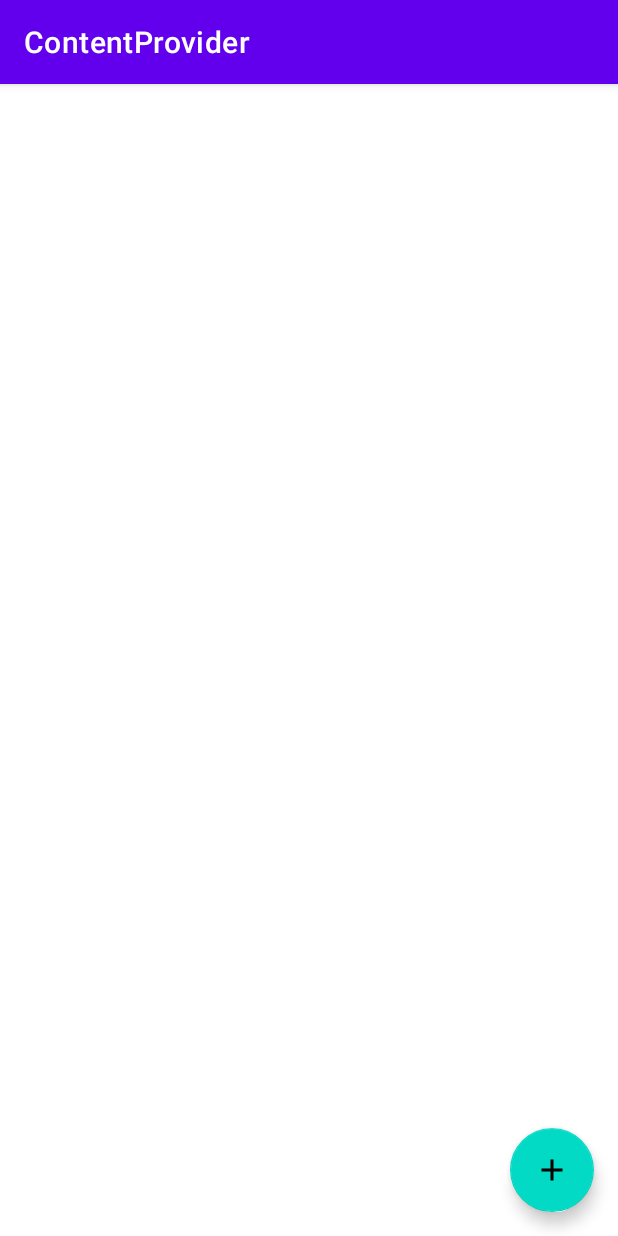
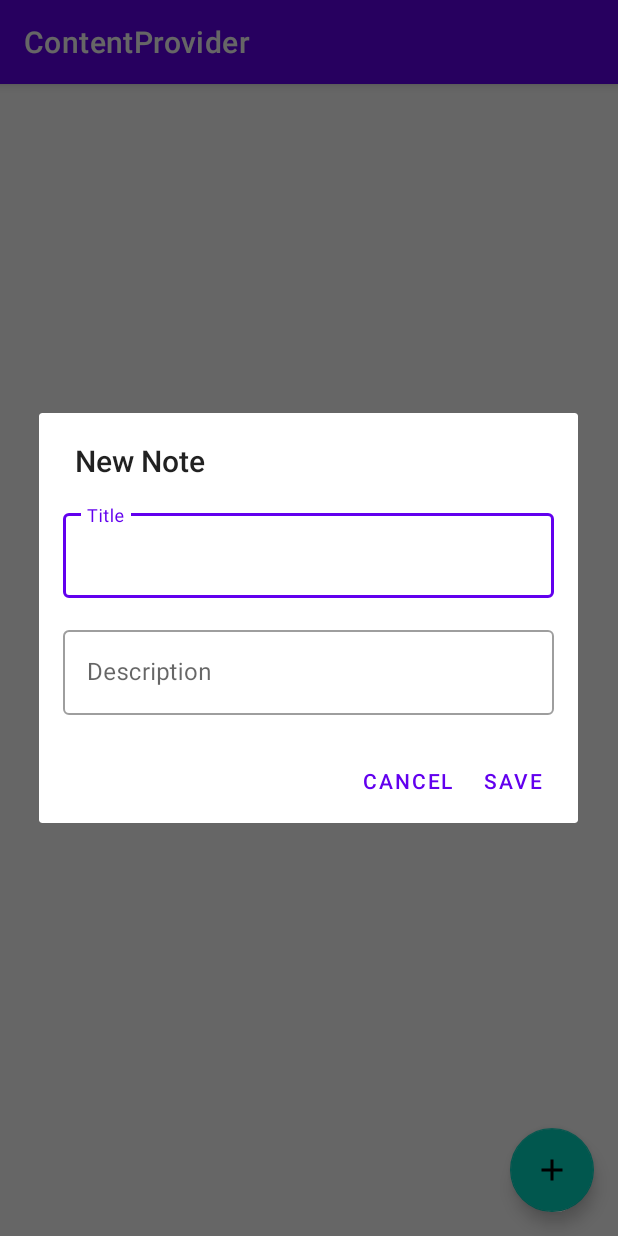
Before and after one commit to maylc/dio-android-bootcamp-contentprovider, an Android app: the screen it shows after launch (MainActivity), after a tap on an icon or button, on a phone screen of 412 x 824 dp. Run offline under Robolectric (Android 15) with nearby library versions, the phone set to English and light mode, and no system bars.

Commit message:
Create details fragment.

```diff
--- a/ContentProvider/app/src/main/java/io/github/maylcf/contentprovider/MainActivity.kt
+++ b/ContentProvider/app/src/main/java/io/github/maylcf/contentprovider/MainActivity.kt
@@ -1,7 +1,9 @@
 package io.github.maylcf.contentprovider
 
 import android.database.Cursor
+import android.net.Uri
 import android.os.Bundle
+import android.provider.BaseColumns._ID
 import androidx.appcompat.app.AppCompatActivity
 import androidx.loader.app.LoaderManager
 import androidx.loader.content.CursorLoader
@@ -9,6 +11,7 @@ import androidx.loader.content.Loader
 import androidx.recyclerview.widget.LinearLayoutManager
 import androidx.recyclerview.widget.RecyclerView
 import com.google.android.material.floatingactionbutton.FloatingActionButton
+import io.github.maylcf.contentprovider.adapter.NoteClickListener
 import io.github.maylcf.contentprovider.adapter.NotesAdapter
 import io.github.maylcf.contentprovider.database.NotesDatabaseHelper.Companion.TITLE_NOTES
 import io.github.maylcf.contentprovider.database.NotesProvider.Companion.URI_NOTES
@@ -25,15 +28,29 @@ class MainActivity : AppCompatActivity(), LoaderManager.LoaderCallbacks<Cursor>
 
         notesAdd = findViewById(R.id.notes_add)
         notesAdd.setOnClickListener {
-            //TODO: Implement
+            NotesDetailFragment().show(supportFragmentManager, "dialog")
         }
 
-        adapter = NotesAdapter()
+        adapter = NotesAdapter(object : NoteClickListener {
+            override fun onNoteItemClicked(cursor: Cursor) {
+                val id = cursor.getLong(cursor.getColumnIndex(_ID))
+                val fragment = NotesDetailFragment.newInstance(id)
+                fragment.show(supportFragmentManager, "dialog")
+            }
+
+            override fun onRemoveNoteClicked(cursor: Cursor?) {
+                val id = cursor?.getLong(cursor.getColumnIndex(_ID))
+                contentResolver.delete(Uri.withAppendedPath(URI_NOTES, id.toString()), null, null)
+            }
+        })
+
         adapter.setHasStableIds(true)
 
         notesRecyclerView = findViewById(R.id.notes_recycler)
         notesRecyclerView.layoutManager = LinearLayoutManager(this)
         notesRecyclerView.adapter = adapter
+
+        LoaderManager.getInstance(this).initLoader(0, null, this)
     }
 
     // LoaderManager.LoaderCallbacks<Cursor>
@@ -43,11 +60,11 @@ class MainActivity : AppCompatActivity(), LoaderManager.LoaderCallbacks<Cursor>
 
     override fun onLoadFinished(loader: Loader<Cursor>, data: Cursor?) {
         if (data != null) {
-
+            adapter.setCursor(data)
         }
     }
 
     override fun onLoaderReset(loader: Loader<Cursor>) {
-        TODO("Not yet implemented")
+        adapter.setCursor(null)
     }
 }
--- /dev/null
+++ b/ContentProvider/app/src/main/java/io/github/maylcf/contentprovider/NotesDetailFragment.kt
@@ -0,0 +1,78 @@
+package io.github.maylcf.contentprovider
+
+import android.app.Activity
+import android.app.AlertDialog
+import android.app.Dialog
+import android.content.ContentValues
+import android.content.DialogInterface
+import android.net.Uri
+import android.os.Bundle
+import android.widget.EditText
+import androidx.fragment.app.DialogFragment
+import io.github.maylcf.contentprovider.database.NotesDatabaseHelper.Companion.DESCRIPTION_NOTES
+import io.github.maylcf.contentprovider.database.NotesDatabaseHelper.Companion.TITLE_NOTES
+import io.github.maylcf.contentprovider.database.NotesProvider.Companion.URI_NOTES
+
+class NotesDetailFragment : DialogFragment(), DialogInterface.OnClickListener {
+
+    private lateinit var noteEditTitle: EditText
+    private lateinit var noteEditDescription: EditText
+    private var id: Long = 0
+
+    companion object {
+        private const val EXTRA_ID = "id"
+
+        fun newInstance(id: Long): NotesDetailFragment {
+            val bundle = Bundle()
+            bundle.putLong(EXTRA_ID, id)
+
+            val notesFragment = NotesDetailFragment()
+            notesFragment.arguments = bundle
+
+            return notesFragment
+        }
+    }
+
+    override fun onCreateDialog(savedInstanceState: Bundle?): Dialog {
+        val view = activity?.layoutInflater?.inflate(R.layout.note_detail, null)
+
+        noteEditTitle = view?.findViewById(R.id.note_edit_title) as EditText
+        noteEditDescription = view.findViewById(R.id.note_edit_description) as EditText
+
+        var newNote = true
+
+        if (arguments != null && arguments?.getLong(EXTRA_ID) != 0L) {
+            id = arguments?.getLong(EXTRA_ID) as Long
+
+            val uri = Uri.withAppendedPath(URI_NOTES, id.toString())
+            val cursor = requireActivity().contentResolver?.query(uri, null, null, null, null)
+            if (cursor?.moveToNext() as Boolean) {
+                newNote = false
+                noteEditTitle.setText(cursor.getString(cursor.getColumnIndex(TITLE_NOTES)))
+                noteEditDescription.setText(cursor.getString(cursor.getColumnIndex(DESCRIPTION_NOTES)))
+            }
+
+            cursor.close()
+        }
+
+        return AlertDialog.Builder(activity as Activity)
+                .setTitle(if (newNote) "New Note" else "Edit Note")
+                .setView(view)
+                .setPositiveButton("Save", this)
+                .setNegativeButton("Cancel", this)
+                .create()
+    }
+
+    override fun onClick(p0: DialogInterface?, p1: Int) {
+        val values = ContentValues()
+        values.put(TITLE_NOTES, noteEditTitle.text.toString())
+        values.put(DESCRIPTION_NOTES, noteEditDescription.text.toString())
+
+        if (id != 0L) {
+            val uri = Uri.withAppendedPath(URI_NOTES, id.toString())
+            context?.contentResolver?.update(uri, values, null, null)
+        } else {
+            context?.contentResolver?.insert(URI_NOTES, values)
+        }
+    }
+}
--- a/ContentProvider/app/src/main/java/io/github/maylcf/contentprovider/adapter/NotesAdapter.kt
+++ b/ContentProvider/app/src/main/java/io/github/maylcf/contentprovider/adapter/NotesAdapter.kt
@@ -41,7 +41,7 @@ class NotesAdapter(private val listener: NoteClickListener) : RecyclerView.Adapt
         0
     }
 
-    fun setCursor(newCursor: Cursor) {
+    fun setCursor(newCursor: Cursor?) {
         this.cursor = newCursor
         notifyDataSetChanged()
     }
--- /dev/null
+++ b/ContentProvider/app/src/main/res/layout/note_detail.xml
@@ -0,0 +1,43 @@
+<?xml version="1.0" encoding="utf-8"?>
+<androidx.constraintlayout.widget.ConstraintLayout xmlns:android="http://schemas.android.com/apk/res/android"
+    xmlns:app="http://schemas.android.com/apk/res-auto"
+    android:layout_width="match_parent"
+    android:layout_height="match_parent"
+    android:padding="16dp">
+
+    <com.google.android.material.textfield.TextInputLayout
+        android:id="@+id/note_edit_title_layout"
+        style="@style/Widget.MaterialComponents.TextInputLayout.OutlinedBox"
+        android:layout_width="match_parent"
+        android:layout_height="wrap_content"
+        app:layout_constraintEnd_toEndOf="parent"
+        app:layout_constraintStart_toStartOf="parent"
+        app:layout_constraintTop_toTopOf="parent">
+
+        <EditText
+            android:id="@+id/note_edit_title"
+            android:layout_width="match_parent"
+            android:layout_height="wrap_content"
+            android:hint="@string/note_detail_title_label" />
+
+    </com.google.android.material.textfield.TextInputLayout>
+
+    <com.google.android.material.textfield.TextInputLayout
+        style="@style/Widget.MaterialComponents.TextInputLayout.OutlinedBox"
+        android:layout_width="match_parent"
+        android:layout_height="wrap_content"
+        app:layout_constraintEnd_toEndOf="parent"
+        app:layout_constraintStart_toStartOf="parent"
+        android:layout_marginTop="16dp"
+        app:layout_constraintTop_toBottomOf="@id/note_edit_title_layout">
+
+        <EditText
+            android:id="@+id/note_edit_description"
+            android:layout_width="match_parent"
+            android:layout_height="wrap_content"
+            android:hint="@string/note_edit_description_label" />
+
+    </com.google.android.material.textfield.TextInputLayout>
+
+
+</androidx.constraintlayout.widget.ConstraintLayout>
--- a/ContentProvider/app/src/main/res/values/strings.xml
+++ b/ContentProvider/app/src/main/res/values/strings.xml
@@ -1,4 +1,6 @@
 <resources>
     <string name="app_name">ContentProvider</string>
     <string name="note_remove_label">Remover</string>
+    <string name="note_detail_title_label">Title</string>
+    <string name="note_edit_description_label">Description</string>
 </resources>
```
